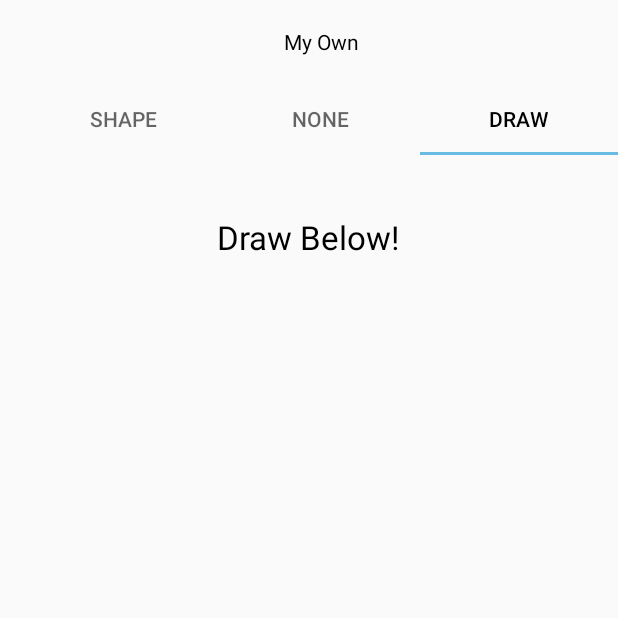
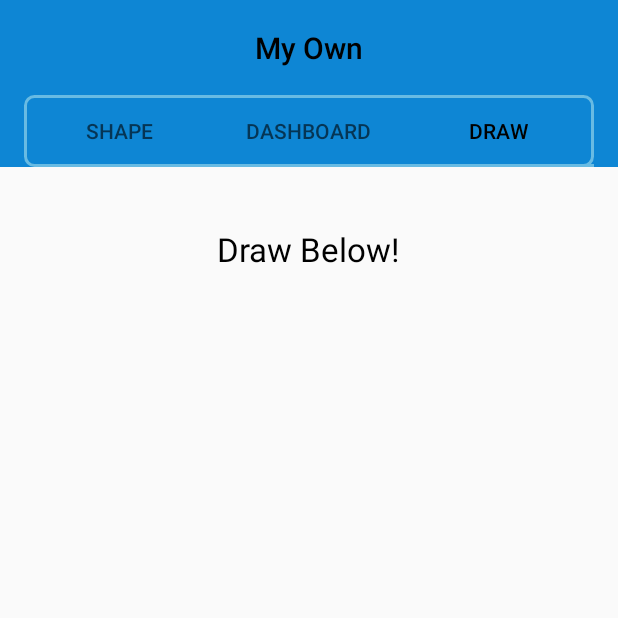
Before and after one commit to AriasaProp/MyOwn, an Android app: the screen it shows after launch (MainActivity), tab 3 chosen, on a phone screen of 412 x 824 dp, the top half of it. Run offline under Robolectric (Android 15) with nearby library versions, the phone set to English and light mode, and no system bars; 1 statement that could not run was skipped.

Commit message:
to-fragment : 15:49:01 09/30/24

```diff
--- a/src/main/java/com/ariasaproject/myown/MainActivity.java
+++ b/src/main/java/com/ariasaproject/myown/MainActivity.java
@@ -18,9 +18,9 @@ import androidx.fragment.app.Fragment;
 import androidx.viewpager2.adapter.FragmentStateAdapter;
 import androidx.viewpager2.widget.ViewPager2;
 
+import com.ariasaproject.myown.fragments.ShapeFragment;
+import com.ariasaproject.myown.fragments.DashboardFragment;
 import com.ariasaproject.myown.fragments.DrawFragment;
-import com.ariasaproject.myown.fragments.NoneFragment;
-import com.ariasaproject.myown.fragments.ShapeFragment;
 import com.google.android.material.tabs.TabLayout;
 
 public class MainActivity extends AppCompatActivity {
@@ -46,7 +46,7 @@ public class MainActivity extends AppCompatActivity {
                                 return new ShapeFragment();
                             default:
                             case 1:
-                                return new NoneFragment();
+                                return new DashboardFragment();
                             case 2:
                                 return new DrawFragment();
                         }
--- a/src/main/java/com/ariasaproject/myown/fragments/NoneFragment.java
+++ b/src/main/java/com/ariasaproject/myown/fragments/DashboardFragment.java
@@ -1,5 +1,6 @@
 package com.ariasaproject.myown.fragments;
 
+import android.content.SharedPreferences;
 import android.content.Context;
 import android.os.Bundle;
 import android.view.LayoutInflater;
@@ -12,7 +13,7 @@ import androidx.fragment.app.Fragment;
 
 import com.ariasaproject.myown.R;
 
-public class NoneFragment extends Fragment {
+public class DashboardFragment extends Fragment {
 
     @Override
     public void onAttach(@NonNull Context context) {
@@ -30,7 +31,10 @@ public class NoneFragment extends Fragment {
             @NonNull LayoutInflater inflater,
             @Nullable ViewGroup container,
             @Nullable Bundle savedInstanceState) {
-        return inflater.inflate(R.layout.fragment_none, container, false);
+        ViewGroup v = inflater.inflate(R.layout.fragment_none, container, false);
+
+
+        return v;
     }
 
     @Override
@@ -46,6 +50,10 @@ public class NoneFragment extends Fragment {
     @Override
     public void onStart() {
         super.onStart();
+
+
+
+        SharedPreferences data = getActivity().getPreferences(Context.MODE_PRIVATE);
     }
 
     @Override
--- /dev/null
+++ b/src/main/res/drawable/tablayout_background.xml
@@ -0,0 +1,8 @@
+<?xml version="1.0" encoding="utf-8" ?>
+<shape xmlns:android="http://schemas.android.com/apk/res/android"
+    android:shape="rectangle">
+    <stroke
+        android:width="1.75dp"
+        android:color="@color/colorPrimaryDark" />
+    <corners android:radius="6dp" />
+</shape>
--- a/src/main/res/layout/activity_main.xml
+++ b/src/main/res/layout/activity_main.xml
@@ -9,6 +9,7 @@
 
 		<androidx.appcompat.widget.Toolbar
         android:id="@+id/toolbar"
+        style="@style/AppTheme.Toolbar"
         android:layout_marginBottom="24dp"
         android:layout_width="match_parent"
         android:layout_height="wrap_content" >
@@ -19,6 +20,7 @@
         		android:layout_height="wrap_content">
 
 		        <androidx.appcompat.widget.AppCompatTextView
+		        		android:textAppearance="@style/AppTheme.Toolbar.Title"
 		            android:layout_width="match_parent"
 		            android:layout_height="wrap_content"
 		            android:gravity="center"
@@ -27,6 +29,7 @@
 		            android:text="@string/app_name" />
 
 				    <com.google.android.material.tabs.TabLayout
+				    		style="@style/AppTheme.TabLayout"
 				        android:id="@+id/tabLayout"
 				        app:tabMode="fixed"
 				        app:tabGravity="fill"
@@ -39,7 +42,7 @@
 				        		android:text="Shape"/>
 
 				    		<com.google.android.material.tabs.TabItem
-				        		android:text="None"/>
+				        		android:text="Dashboard"/>
 
 				    		<com.google.android.material.tabs.TabItem
 				        		android:text="Draw"/>
--- /dev/null
+++ b/src/main/res/values-night/colors.xml
@@ -0,0 +1,9 @@
+<?xml version="1.0" encoding="utf-8"?>
+<resources>
+    <color name="colorPrimaryDark">#050A30</color>
+    <color name="colorPrimary">#000C66</color>
+    <color name="textColorPrimary">#FFFFFF</color>
+    <!-- 0000FF-->
+    <color name="textColor">#FFFFFF</color>
+    <color name="colorAccent">#7EC8E3</color>
+</resources>
--- /dev/null
+++ b/src/main/res/values-night/styles.xml
@@ -0,0 +1,10 @@
+<resources>
+    <style name="BaseTheme" parent="Theme.AppCompat.DayNight">
+    </style>
+
+
+    <style name="BaseTheme.Toolbar" parent="Widget.AppCompat.ActionBar.Solid" >
+
+    </style>
+
+</resources>
--- a/src/main/res/values/styles.xml
+++ b/src/main/res/values/styles.xml
@@ -13,5 +13,21 @@
         <item name="windowNoTitle">true</item>
     </style>
 
+    <style name="BaseTheme.Toolbar" parent="Widget.AppCompat.Light.ActionBar.Solid">
 
+    </style>
+    <style name="AppTheme.Toolbar" parent="BaseTheme.Toolbar">
+        <item name="android:background">@color/colorPrimary</item>
+    </style>
+
+    <style name="BaseTheme.Toolbar.Title" parent="TextAppearance.AppCompat.Widget.ActionBar.Title">
+    </style>
+    <style name="AppTheme.Toolbar.Title" parent="BaseTheme.Toolbar.Title">
+        <item name="android:textColor">@color/textColorPrimary</item>
+    </style>
+
+    <style name="AppTheme.TabLayout" parent="Widget.Design.TabLayout">
+
+        <item name="android:background">@drawable/tablayout_background</item>
+    </style>
 </resources>
```
